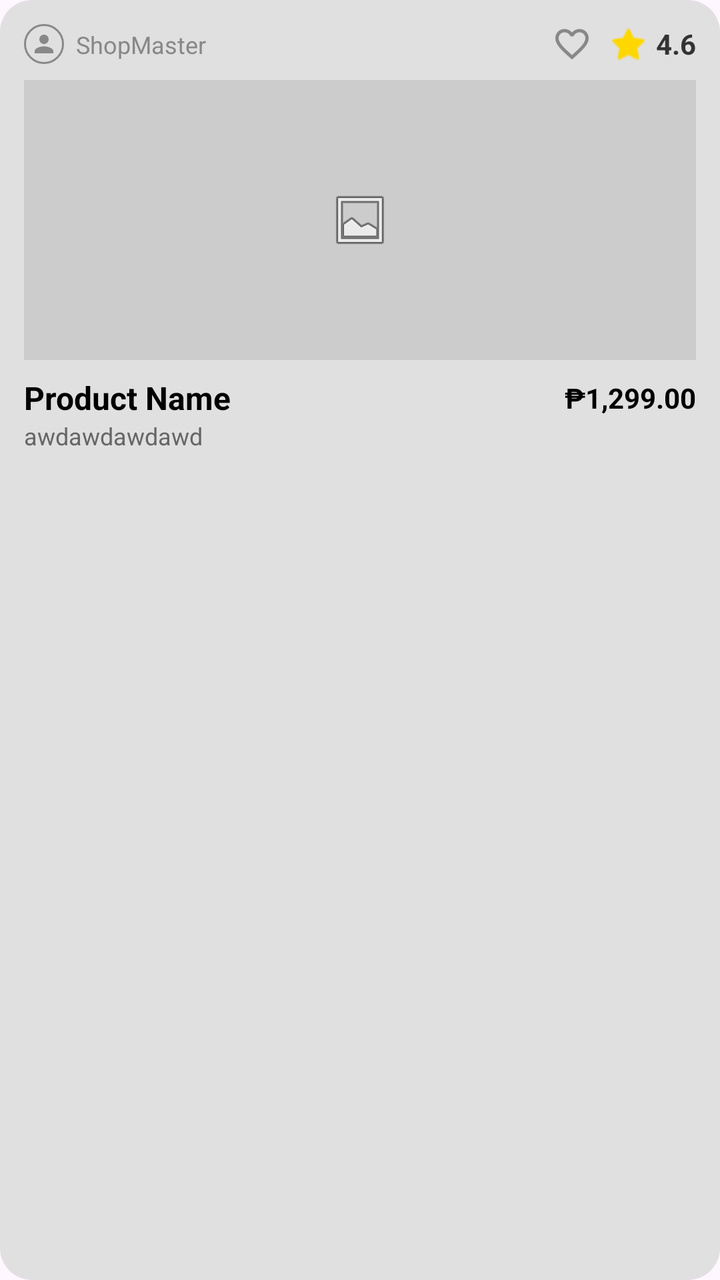
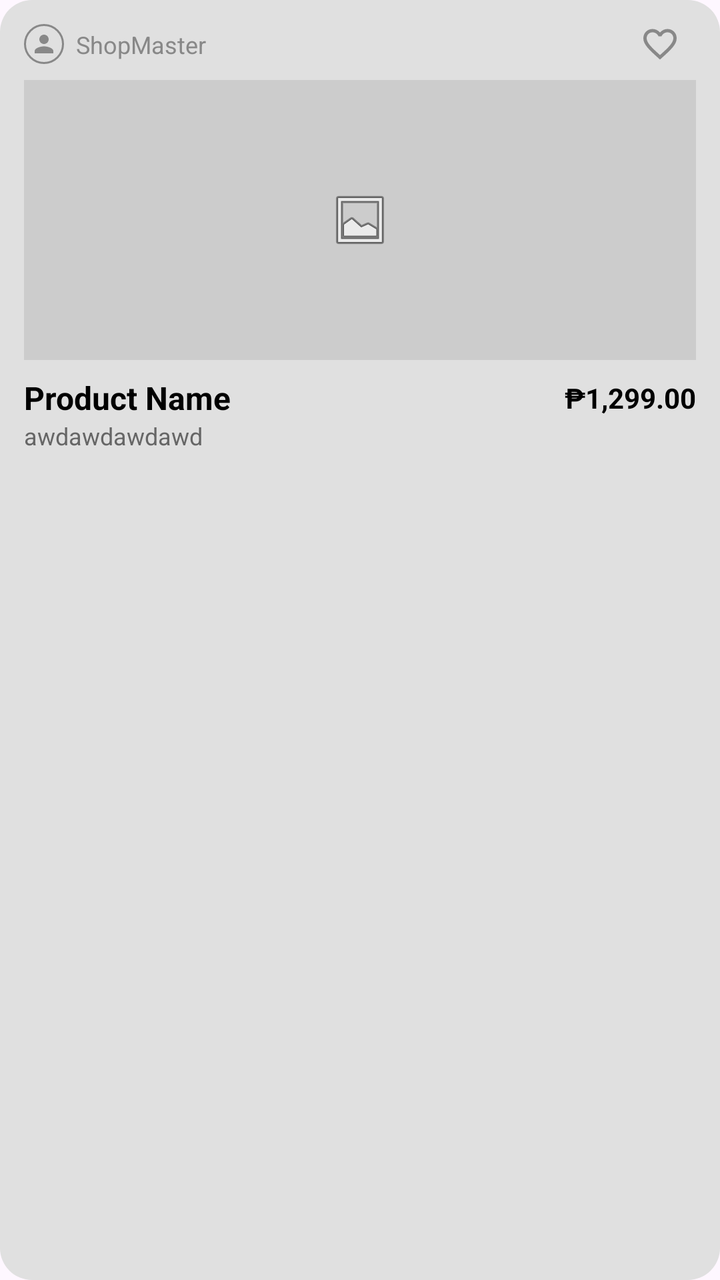

Screens rendered from an Android XML layout before and after an edit, with the pre-edit source and the edit as a unified diff.
<!-- AndroidManifest.xml: application theme Theme.AppDevLocalBuyAndSellSystem -->
<!-- res/layout/item_product.xml -->
<?xml version="1.0" encoding="utf-8"?>
<androidx.constraintlayout.widget.ConstraintLayout xmlns:android="http://schemas.android.com/apk/res/android"
    xmlns:app="http://schemas.android.com/apk/res-auto"
    android:layout_width="match_parent"
    android:layout_height="wrap_content"
    android:layout_margin="8dp"
    android:background="@drawable/product_card_bg"
    android:padding="12dp">

    <ImageView
        android:id="@+id/ivProductUserIcon"
        android:layout_width="20dp"
        android:layout_height="20dp"
        android:background="@drawable/circle_outline_bg"
        android:padding="3dp"
        android:src="@drawable/ic_user"
        app:layout_constraintStart_toStartOf="parent"
        app:layout_constraintTop_toTopOf="parent"
        app:tint="#888888"
        android:contentDescription="Seller profile" />

    <TextView
        android:id="@+id/tvProductUsername"
        android:layout_width="wrap_content"
        android:layout_height="wrap_content"
        android:layout_marginStart="6dp"
        android:text="ShopMaster"
        android:textColor="#888888"
        android:textSize="12sp"
        app:layout_constraintBottom_toBottomOf="@id/ivProductUserIcon"
        app:layout_constraintStart_toEndOf="@id/ivProductUserIcon"
        app:layout_constraintTop_toTopOf="@id/ivProductUserIcon" />

    <LinearLayout
        android:id="@+id/ratingContainer"
        android:layout_width="wrap_content"
        android:layout_height="wrap_content"
        android:gravity="center_vertical"
        android:orientation="horizontal"
        app:layout_constraintEnd_toEndOf="parent"
        app:layout_constraintTop_toTopOf="parent">

        <ImageView
            android:id="@+id/ivProductFavorite"
            android:layout_width="20dp"
            android:layout_height="20dp"
            android:layout_marginEnd="8dp"
            android:src="@drawable/ic_heart_outline"
            app:tint="#888888"
            android:contentDescription="Add to favorites" />

        <ImageView
            android:id="@+id/ivStar"
            android:layout_width="20dp"
            android:layout_height="20dp"
            android:src="@android:drawable/btn_star_big_on"
            app:tint="#FFD700"
            android:contentDescription="Rating" />

        <TextView
            android:id="@+id/tvRating"
            android:layout_width="wrap_content"
            android:layout_height="wrap_content"
            android:layout_marginStart="4dp"
            android:text="4.6"
            android:textColor="#333333"
            android:textSize="14sp"
            android:textStyle="bold" />
    </LinearLayout>

    <ImageView
        android:id="@+id/ivProductImage"
        android:layout_width="0dp"
        android:layout_height="140dp"
        android:layout_marginTop="8dp"
        android:contentDescription="Product Image"
        android:scaleType="centerInside"
        android:src="@android:drawable/ic_menu_gallery"
        android:background="#CCCCCC"
        app:layout_constraintEnd_toEndOf="parent"
        app:layout_constraintStart_toStartOf="parent"
        app:layout_constraintTop_toBottomOf="@id/ivProductUserIcon" />

    <TextView
        android:id="@+id/tvProductName"
        android:layout_width="0dp"
        android:layout_height="wrap_content"
        android:layout_marginTop="8dp"
        android:layout_marginEnd="8dp"
        android:text="Product Name"
        android:textColor="#000000"
        android:textSize="16sp"
        android:textStyle="bold"
        app:layout_constraintEnd_toStartOf="@id/tvProductPrice"
        app:layout_constraintStart_toStartOf="parent"
        app:layout_constraintTop_toBottomOf="@id/ivProductImage" />

    <TextView
        android:id="@+id/tvProductPrice"
        android:layout_width="wrap_content"
        android:layout_height="wrap_content"
        android:text="₱1,299.00"
        android:textColor="#000000"
        android:textSize="14sp"
        android:textStyle="bold"
        app:layout_constraintBottom_toBottomOf="@id/tvProductName"
        app:layout_constraintEnd_toEndOf="parent"
        app:layout_constraintTop_toTopOf="@id/tvProductName" />

    <TextView
        android:id="@+id/tvProductDesc"
        android:layout_width="wrap_content"
        android:layout_height="wrap_content"
        android:text="awdawdawdawd"
        android:textColor="#666666"
        android:textSize="12sp"
        app:layout_constraintStart_toStartOf="parent"
        app:layout_constraintTop_toBottomOf="@id/tvProductName" />

</androidx.constraintlayout.widget.ConstraintLayout>
<!-- resources referenced by this layout -->
<resources>
  <!-- drawable circle_outline_bg (drawable) -->
  <?xml version="1.0" encoding="utf-8"?>
  <shape xmlns:android="http://schemas.android.com/apk/res/android"
      android:shape="oval">
      <stroke
          android:width="1dp"
          android:color="#888888" />
      <solid android:color="@android:color/transparent"/>
  </shape>
  <!-- drawable ic_heart_outline (drawable) -->
  <vector xmlns:android="http://schemas.android.com/apk/res/android"
      android:width="24dp"
      android:height="24dp"
      android:viewportWidth="24"
      android:viewportHeight="24">
      <path
          android:fillColor="#888888"
          android:pathData="M16.5,3c-1.74,0 -3.41,0.81 -4.5,2.09C10.91,3.81 9.24,3 7.5,3C4.42,3 2,5.42 2,8.5c0,3.78 3.4,6.86 8.55,11.54L12,21.35l1.45,-1.32C18.6,15.36 22,12.28 22,8.5C22,5.42 19.58,3 16.5,3zM12.1,18.55l-0.1,0.1 -0.1,-0.1C7.14,14.24 4,11.39 4,8.5C4,6.5 5.5,5 7.5,5c1.54,0 3.04,0.99 3.57,2.36h1.87C13.46,5.99 14.96,5 16.5,5c2,0 3.5,1.5 3.5,3.5C20,11.39 16.86,14.24 12.1,18.55z"/>
  </vector>
  <!-- drawable ic_user (drawable) -->
  <vector xmlns:android="http://schemas.android.com/apk/res/android"
      android:width="24dp"
      android:height="24dp"
      android:viewportWidth="24"
      android:viewportHeight="24">
      <path
          android:fillColor="#1F6F5F"
          android:pathData="M12,12c2.21,0 4,-1.79 4,-4s-1.79,-4 -4,-4 -4,1.79 -4,4 1.79,4 4,4zM12,14c-2.67,0 -8,1.34 -8,4v2h16v-2c0,-2.66 -5.33,-4 -8,-4z" />
  </vector>
  <!-- drawable product_card_bg (drawable) -->
  <?xml version="1.0" encoding="utf-8"?>
  <shape xmlns:android="http://schemas.android.com/apk/res/android"
      android:shape="rectangle">
      <solid android:color="#E0E0E0" />
      <corners android:radius="16dp" />
  </shape>
  <style name="Theme.AppDevLocalBuyAndSellSystem" parent="Base.Theme.AppDevLocalBuyAndSellSystem" />
  <style name="Base.Theme.AppDevLocalBuyAndSellSystem" parent="Theme.Material3.DayNight.NoActionBar">
          
          
      </style>
</resources>

<!-- the commit's change to res/layout/item_product.xml (unified diff, before → after) -->
@@ -20,7 +20,7 @@
         android:contentDescription="Seller profile" />
 
     <TextView
-        android:id="@+id/tvProductUsername"
+        android:id="@+id/tvProductSellerName"
         android:layout_width="wrap_content"
         android:layout_height="wrap_content"
         android:layout_marginStart="6dp"
@@ -49,23 +49,6 @@
             app:tint="#888888"
             android:contentDescription="Add to favorites" />
 
-        <ImageView
-            android:id="@+id/ivStar"
-            android:layout_width="20dp"
-            android:layout_height="20dp"
-            android:src="@android:drawable/btn_star_big_on"
-            app:tint="#FFD700"
-            android:contentDescription="Rating" />
-
-        <TextView
-            android:id="@+id/tvRating"
-            android:layout_width="wrap_content"
-            android:layout_height="wrap_content"
-            android:layout_marginStart="4dp"
-            android:text="4.6"
-            android:textColor="#333333"
-            android:textSize="14sp"
-            android:textStyle="bold" />
     </LinearLayout>
 
     <ImageView
